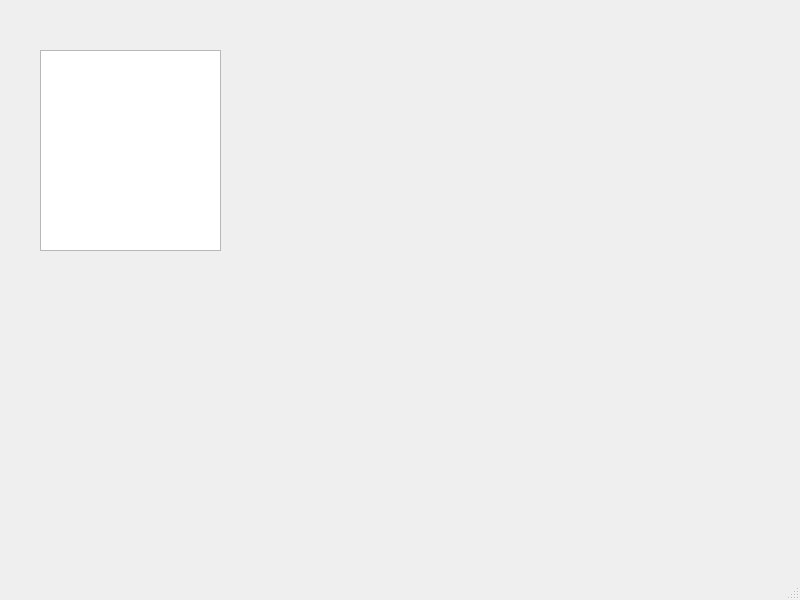
Qt form Examples/mainwindow.ui (YuyangHou1230/Common) before a commit.
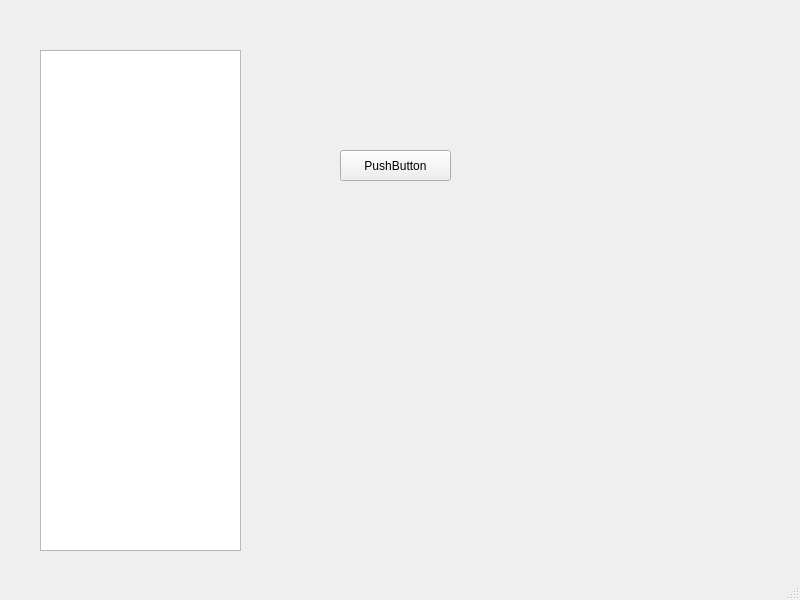
The same form after that commit. Custom widgets are drawn as their Qt base class.

What changed in the file:
```diff
--- a/Examples/mainwindow.ui
+++ b/Examples/mainwindow.ui
@@ -19,11 +19,24 @@
      <rect>
       <x>40</x>
       <y>50</y>
-      <width>181</width>
-      <height>201</height>
+      <width>201</width>
+      <height>501</height>
      </rect>
     </property>
    </widget>
+   <widget class="QPushButton" name="pushButton">
+    <property name="geometry">
+     <rect>
+      <x>340</x>
+      <y>150</y>
+      <width>111</width>
+      <height>31</height>
+     </rect>
+    </property>
+    <property name="text">
+     <string>PushButton</string>
+    </property>
+   </widget>
   </widget>
   <widget class="QMenuBar" name="menubar">
    <property name="geometry">
```
